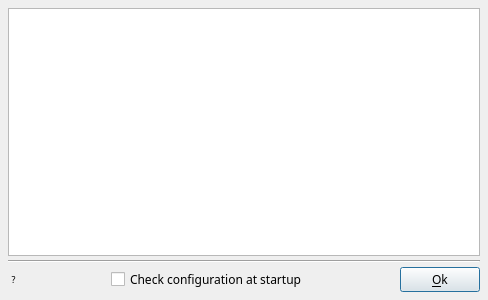
Before: the Qt Designer form src/ffDiaporama/DlgCheckConfig/DlgCheckConfig.ui in boenki/ffdiaporama, drawn with Qt 5.
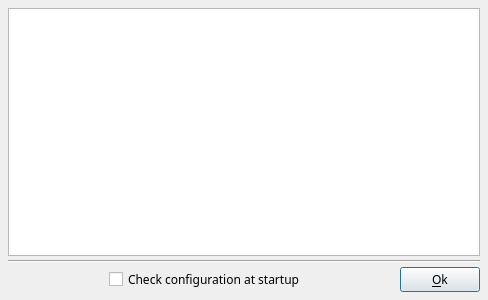
After: the same form once the commit is applied. Icons and pictures are not drawn.

Patch:
```diff
--- a/src/ffDiaporama/DlgCheckConfig/DlgCheckConfig.ui
+++ b/src/ffDiaporama/DlgCheckConfig/DlgCheckConfig.ui
@@ -56,7 +56,7 @@
       <number>4</number>
      </property>
      <item>
-      <widget class="QToolButton" name="HelpToolTips">
+      <widget class="QLabel" name="HelpTT">
        <property name="toolTip">
         <string>This dialog allows to check external tools configuration and libraries used by ffDiaporama.
 It is especially useful for the Linux users and for those who compiles the application.
@@ -64,20 +64,14 @@
 
 To solve the problems you will have to install additional packages on your computer then make ffDiaporama from source and verify again the configuration.</string>
        </property>
-       <property name="styleSheet">
-        <string notr="true">QToolButton {
-	background-color: transparent;
-	border: none; 
-    font-size: 9px;
-}
-</string>
-       </property>
        <property name="text">
-        <string notr="true">?</string>
+        <string notr="true"/>
        </property>
-       <property name="icon">
-        <iconset resource="../../../RSCffDiaporama.qrc">
-         <normaloff>:/img/help.png</normaloff>:/img/help.png</iconset>
+       <property name="textFormat">
+        <enum>Qt::AutoText</enum>
+       </property>
+       <property name="pixmap">
+        <pixmap resource="../../../RSCffDiaporama.qrc">:/img/help.png</pixmap>
        </property>
       </widget>
      </item>
```
